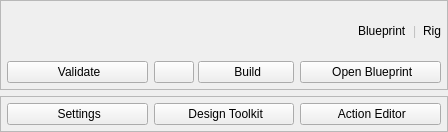
Above: resources/main_toolbar.ui from bohdon/maya-pulse before the change. Below: the same form after it.
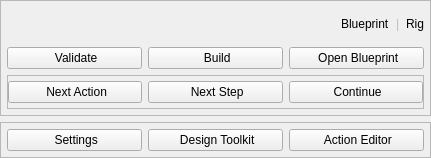
That is the form after the change. Icons and pictures are not drawn.

Commit message: improve interactive building and enable build interruption

Patch:
```diff
--- a/resources/main_toolbar.ui
+++ b/resources/main_toolbar.ui
@@ -6,8 +6,8 @@
    <rect>
     <x>0</x>
     <y>0</y>
-    <width>448</width>
-    <height>132</height>
+    <width>431</width>
+    <height>158</height>
    </rect>
   </property>
   <property name="windowTitle">
@@ -167,43 +167,6 @@
              </widget>
             </item>
             <item>
-             <layout class="QHBoxLayout" name="horizontalLayout_2">
-              <property name="spacing">
-               <number>4</number>
-              </property>
-              <item>
-               <widget class="QPushButton" name="interactive_build_btn">
-                <property name="sizePolicy">
-                 <sizepolicy hsizetype="Maximum" vsizetype="Fixed">
-                  <horstretch>0</horstretch>
-                  <verstretch>0</verstretch>
-                 </sizepolicy>
-                </property>
-                <property name="minimumSize">
-                 <size>
-                  <width>30</width>
-                  <height>0</height>
-                 </size>
-                </property>
-                <property name="statusTip">
-                 <string>Run an interactive build.</string>
-                </property>
-                <property name="text">
-                 <string/>
-                </property>
-                <property name="icon">
-                 <iconset resource="icons/icons.qrc">
-                  <normaloff>:/icon/forward_step.svg</normaloff>:/icon/forward_step.svg</iconset>
-                </property>
-                <property name="iconSize">
-                 <size>
-                  <width>14</width>
-                  <height>14</height>
-                 </size>
-                </property>
-               </widget>
-              </item>
-              <item>
                <widget class="QPushButton" name="build_btn">
                 <property name="minimumSize">
                  <size>
@@ -229,8 +192,6 @@
                 </property>
                </widget>
               </item>
-             </layout>
-            </item>
             <item>
              <widget class="QPushButton" name="open_blueprint_btn">
               <property name="statusTip">
@@ -253,6 +214,108 @@
             </item>
            </layout>
           </item>
+          <item>
+           <widget class="QFrame" name="interactive_build_frame">
+            <property name="frameShape">
+             <enum>QFrame::StyledPanel</enum>
+            </property>
+            <property name="frameShadow">
+             <enum>QFrame::Raised</enum>
+            </property>
+            <layout class="QHBoxLayout" name="horizontalLayout_2">
+             <property name="leftMargin">
+              <number>0</number>
+             </property>
+             <property name="topMargin">
+              <number>0</number>
+             </property>
+             <property name="rightMargin">
+              <number>0</number>
+             </property>
+             <property name="bottomMargin">
+              <number>0</number>
+             </property>
+             <item>
+              <widget class="QPushButton" name="interactive_next_btn">
+               <property name="minimumSize">
+                <size>
+                 <width>80</width>
+                 <height>0</height>
+                </size>
+               </property>
+               <property name="statusTip">
+                <string>Run the next action of the interactive build.</string>
+               </property>
+               <property name="text">
+                <string> Next Action</string>
+               </property>
+               <property name="icon">
+                <iconset resource="icons/icons.qrc">
+                 <normaloff>:/icon/forward_step.svg</normaloff>:/icon/forward_step.svg</iconset>
+               </property>
+               <property name="iconSize">
+                <size>
+                 <width>14</width>
+                 <height>14</height>
+                </size>
+               </property>
+              </widget>
+             </item>
+             <item>
+              <widget class="QPushButton" name="interactive_next_step_btn">
+               <property name="minimumSize">
+                <size>
+                 <width>80</width>
+                 <height>0</height>
+                </size>
+               </property>
+               <property name="statusTip">
+                <string>Skip to the next step of the interactive build.</string>
+               </property>
+               <property name="text">
+                <string> Next Step</string>
+               </property>
+               <property name="icon">
+                <iconset resource="icons/icons.qrc">
+                 <normaloff>:/icon/forward_step.svg</normaloff>:/icon/forward_step.svg</iconset>
+               </property>
+               <property name="iconSize">
+                <size>
+                 <width>14</width>
+                 <height>14</height>
+                </size>
+               </property>
+              </widget>
+             </item>
+             <item>
+              <widget class="QPushButton" name="interactive_continue_btn">
+               <property name="minimumSize">
+                <size>
+                 <width>80</width>
+                 <height>0</height>
+                </size>
+               </property>
+               <property name="statusTip">
+                <string>Continue to the interactive build to the end.</string>
+               </property>
+               <property name="text">
+                <string> Continue</string>
+               </property>
+               <property name="icon">
+                <iconset resource="icons/icons.qrc">
+                 <normaloff>:/icon/build.svg</normaloff>:/icon/build.svg</iconset>
+               </property>
+               <property name="iconSize">
+                <size>
+                 <width>14</width>
+                 <height>14</height>
+                </size>
+               </property>
+              </widget>
+             </item>
+            </layout>
+           </widget>
+          </item>
          </layout>
         </widget>
        </item>
```
Lines whose indentation alone changed are shown as unchanged. The commit also changes 5 other files.
